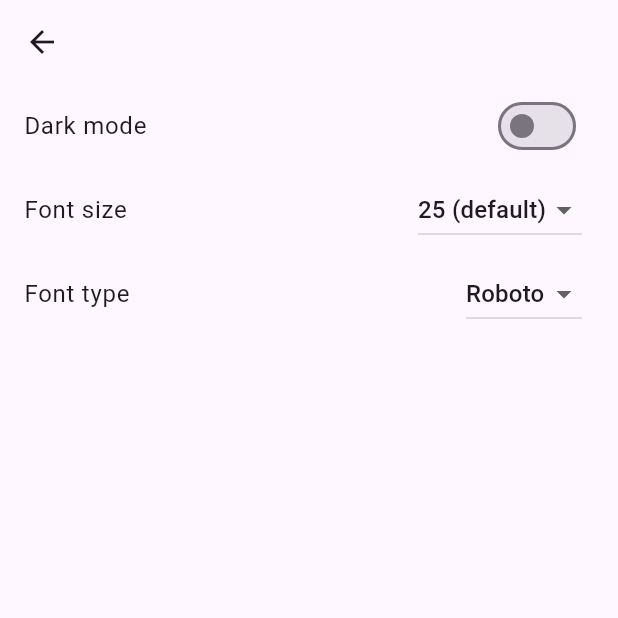
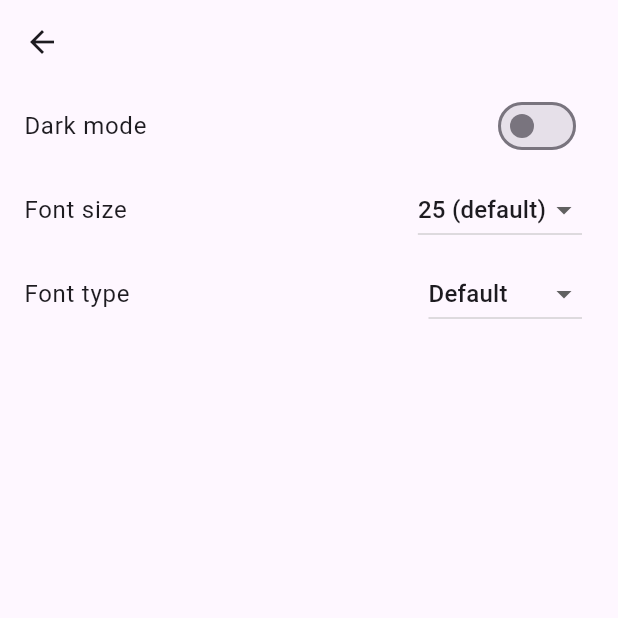
Before and after one commit to archsolar/tomorrow_todo, a Flutter app: the Settings screen opened directly, on a phone screen of 412 x 824 dp, the top half of it. Run offline on Flutter 3.47's test engine with Material 3 defaults, Android fonts, the phone set to English and light mode, and no system bars; our stand-ins replace flutter_riverpod, hooks_riverpod, isar; accounts and stored records are empty; generated files the repository leaves out were written again.

Commit message:
Implemented fonts

```diff
--- a/lib/components/stored_structs.dart
+++ b/lib/components/stored_structs.dart
@@ -1,7 +1,8 @@
 import 'package:isar/isar.dart';
 
 part 'stored_structs.g.dart';
-
+const List<double> fontSizes = [23.0, 25.0, 28.0];
+const List<String> fontNames = ['OpenSans', 'Default', 'Oswald'];
 @collection
 class Task {
   Id id = Isar.autoIncrement;
@@ -9,7 +10,6 @@ class Task {
   bool done = false;
   // bool recurring = false;
   DateTime date = DateTime.now().add(const Duration(days: 1));
-
   Task({this.title = ""});
 }
 
@@ -17,6 +17,6 @@ class Task {
 class Preference {
   Id id = 0;
   bool darkMode = true;
-  double fontSize = 25.0;
-  String font = "Roboto";
+  double fontSize = fontSizes[1];
+  String font = fontNames[1];
 }
--- a/lib/settings.dart
+++ b/lib/settings.dart
@@ -4,6 +4,7 @@ import 'package:tomorrow_todo/components/database.dart';
 import 'package:tomorrow_todo/components/stored_structs.dart';
 
 late Preference globalPref;
+
 
 class PreferenceNotifier extends Notifier<Preference> {
   @override
@@ -21,27 +22,43 @@ class PreferenceNotifier extends Notifier<Preference> {
   void setDarkMode(bool value) {
     state = Preference()..darkMode = value;
   }
-  void setFontSize(double value) {
-    state = Preference()..fontSize = value;
+
+  Future<void> setFontSize(double value) async {
+    if (fontSizes.contains(value)) {
+      await Database.updateFontSize(value);
+      await fetchDatabase();
+    }
   }
-  // void setFont() {
 
-  // }
+  Future<void> fetchDatabase() async {
+    state = await Database.getPreferences();
+  }
+
+  Future<void> setFont(String value) async {
+    if (fontNames.contains(value)) {
+      // state = Preference()..font = value;
+      await Database.updateFont(value);
+      await fetchDatabase();
+    }
+  }
 }
 
 final preferenceProvider =
     NotifierProvider<PreferenceNotifier, Preference>(PreferenceNotifier.new);
-const List<double> fontSizes = [23.0, 25.0, 28.0];
+
 class Settings extends ConsumerWidget {
-  String _fontFamily = 'Roboto';
-
   @override
   Widget build(BuildContext context, WidgetRef ref) {
     // Query whether darkmode is on
     var preference = ref.watch(preferenceProvider);
     double fontSize = preference.fontSize;
+    String fontFamily = preference.font;
+
     if (!fontSizes.contains(fontSize)) {
-      fontSize = 25.0;
+      fontSize = fontSizes[1];
+    }
+    if (!fontNames.contains(fontFamily)) {
+      fontFamily = fontNames[1];
     }
     return Scaffold(
       appBar: AppBar(
@@ -88,25 +105,25 @@ class Settings extends ConsumerWidget {
             ListTile(
               title: const Text('Font type'),
               trailing: DropdownButton<String>(
-                value: _fontFamily,
-                items: const <DropdownMenuItem<String>>[
+                value: fontFamily,
+                items: <DropdownMenuItem<String>>[
                   DropdownMenuItem<String>(
-                    value: 'Roboto',
-                    child: Text('Roboto'),
+                    value: fontNames[0],
+                    child: const Text('Open Sans'),
                   ),
                   DropdownMenuItem<String>(
-                    value: 'Arial',
-                    child: Text('Arial'),
+                    value: fontNames[1],
+                    child: const Text('Default'),
                   ),
                   DropdownMenuItem<String>(
-                    value: 'Courier',
-                    child: Text('Courier'),
+                    value: fontNames[2],
+                    child: const Text('Oswald'),
                   ),
                 ],
                 onChanged: (String? newValue) {
-                  // setState(() {
-                  //   _fontFamily = newValue!;
-                  // });
+                  if (newValue != null) {
+                    ref.read(preferenceProvider.notifier).setFont(newValue);
+                  }
                 },
               ),
             ),
```
Also changed, not shown: lib/main.dart (+29 -8 lines), pubspec.yaml (+10 -2 lines), assets/fonts/OpenSans-Light.ttf (added), assets/fonts/OpenSans-LightItalic.ttf (added), assets/fonts/OpenSans-Medium.ttf (added), assets/fonts/Oswald-Light.ttf (added), assets/fonts/Oswald-Regular.ttf (added).
